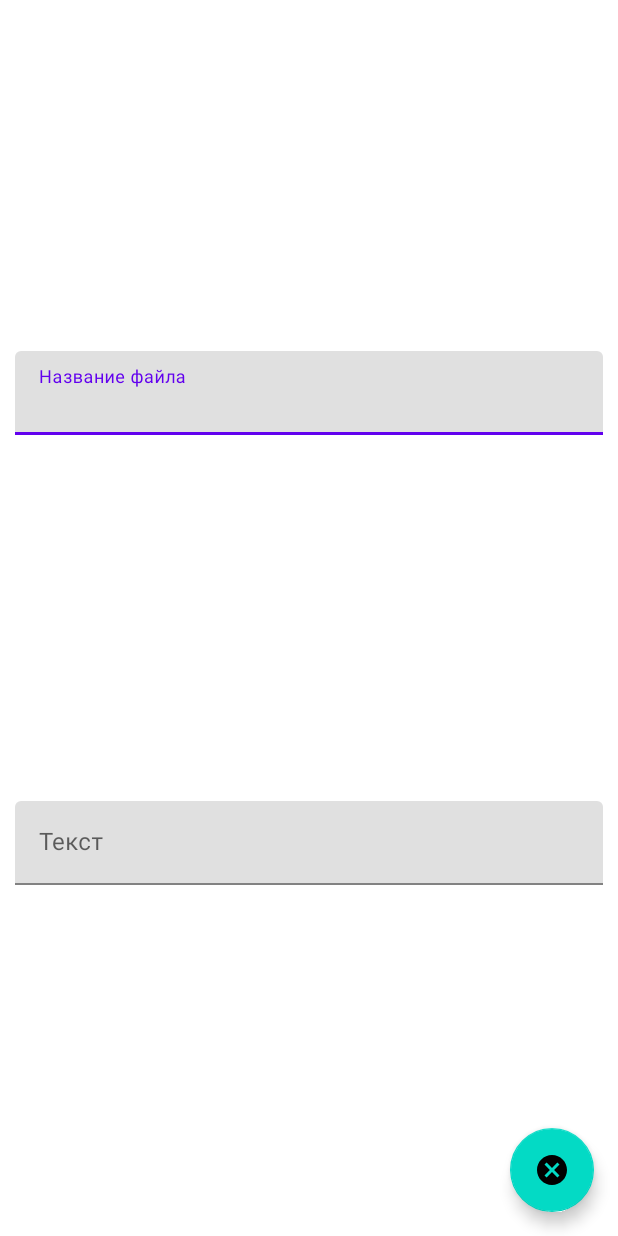
After one commit to oldbuterbrod/MireaProject, an Android app: the layout fragment_file.xml on its own in the app's theme, with its tools: preview values and no code run, on a phone screen of 412 x 824 dp. The commit adds this screen. Run offline under Robolectric (Android 15) with nearby library versions, the phone set to English and light mode, and no system bars.

Commit message:
Добавлена самостоятельная работа практики №6

```diff
--- a/app/build.gradle
+++ b/app/build.gradle
@@ -32,7 +32,7 @@ android {
 }
 
 dependencies {
-
+    implementation "androidx.security:security-crypto:1.0.0"
     implementation 'androidx.appcompat:appcompat:1.6.1'
     implementation 'com.google.android.material:material:1.8.0'
     implementation 'androidx.constraintlayout:constraintlayout:2.1.4'
--- a/app/src/main/java/ru/mirea/sidorov_m/mireaproject/AudioFragment.java
+++ b/app/src/main/java/ru/mirea/sidorov_m/mireaproject/AudioFragment.java
@@ -15,7 +15,6 @@ import android.view.ViewGroup;
 import android.widget.Button;
 import java.io.File;
 import java.io.IOException;
-
 import ru.mirea.sidorov_m.mireaproject.databinding.FragmentAudioBinding;
 
 
--- /dev/null
+++ b/app/src/main/res/drawable/baseline_cancel_24.xml
@@ -0,0 +1,5 @@
+<vector android:height="24dp" android:tint="#000000"
+    android:viewportHeight="24" android:viewportWidth="24"
+    android:width="24dp" xmlns:android="http://schemas.android.com/apk/res/android">
+    <path android:fillColor="@android:color/white" android:pathData="M12,2C6.47,2 2,6.47 2,12s4.47,10 10,10 10,-4.47 10,-10S17.53,2 12,2zM17,15.59L15.59,17 12,13.41 8.41,17 7,15.59 10.59,12 7,8.41 8.41,7 12,10.59 15.59,7 17,8.41 13.41,12 17,15.59z"/>
+</vector>
--- /dev/null
+++ b/app/src/main/res/layout/fragment_file.xml
@@ -0,0 +1,58 @@
+<?xml version="1.0" encoding="utf-8"?>
+<androidx.constraintlayout.widget.ConstraintLayout xmlns:android="http://schemas.android.com/apk/res/android"
+    xmlns:app="http://schemas.android.com/apk/res-auto"
+    xmlns:tools="http://schemas.android.com/tools"
+    android:layout_width="match_parent"
+    android:layout_height="match_parent"
+    tools:context=".FileFragment">
+
+    <com.google.android.material.floatingactionbutton.FloatingActionButton
+        android:id="@+id/confirm"
+        android:layout_width="wrap_content"
+        android:layout_height="wrap_content"
+        android:layout_gravity="end|bottom"
+        android:layout_margin="16dp"
+        android:contentDescription="Подтвердить"
+        android:src="@drawable/baseline_cancel_24"
+        app:layout_constraintBottom_toBottomOf="parent"
+        app:layout_constraintEnd_toEndOf="parent" />
+
+    <com.google.android.material.textfield.TextInputLayout
+        android:id="@+id/textInputLayout4"
+        android:layout_width="match_parent"
+        android:layout_height="wrap_content"
+        android:layout_marginStart="1dp"
+        android:layout_marginEnd="1dp"
+        app:layout_constraintBottom_toTopOf="@+id/textInputLayout3"
+        app:layout_constraintEnd_toEndOf="parent"
+        app:layout_constraintStart_toStartOf="parent"
+        app:layout_constraintTop_toTopOf="parent"
+        android:layout_margin="10dp">
+
+        <com.google.android.material.textfield.TextInputEditText
+            android:id="@+id/filename"
+            android:layout_width="match_parent"
+            android:layout_height="wrap_content"
+            android:hint="Название файла" />
+    </com.google.android.material.textfield.TextInputLayout>
+
+    <com.google.android.material.textfield.TextInputLayout
+        android:id="@+id/textInputLayout3"
+        android:layout_width="match_parent"
+        android:layout_height="wrap_content"
+        android:layout_marginStart="1dp"
+        android:layout_marginEnd="1dp"
+        app:layout_constraintBottom_toBottomOf="parent"
+        app:layout_constraintEnd_toEndOf="parent"
+        app:layout_constraintStart_toStartOf="parent"
+        app:layout_constraintTop_toBottomOf="@+id/textInputLayout4"
+        android:layout_margin="10dp">
+
+        <com.google.android.material.textfield.TextInputEditText
+            android:id="@+id/text"
+            android:layout_width="match_parent"
+            android:layout_height="wrap_content"
+            android:hint="Текст" />
+    </com.google.android.material.textfield.TextInputLayout>
+
+</androidx.constraintlayout.widget.ConstraintLayout>
```
Also changed, not shown: app/src/main/java/ru/mirea/sidorov_m/mireaproject/FileFragment.java (added, +199 -0 lines), app/src/main/java/ru/mirea/sidorov_m/mireaproject/MyDialogFragment.java (added, +38 -0 lines), app/src/main/java/ru/mirea/sidorov_m/mireaproject/ProfileFragment.java (added, +128 -0 lines), app/src/main/res/layout/fragment_profile.xml (added, +79 -0 lines), app/src/main/res/menu/activity_main_drawer.xml (+8 -0 lines), app/src/main/res/navigation/mobile_navigation.xml (+10 -0 lines).
